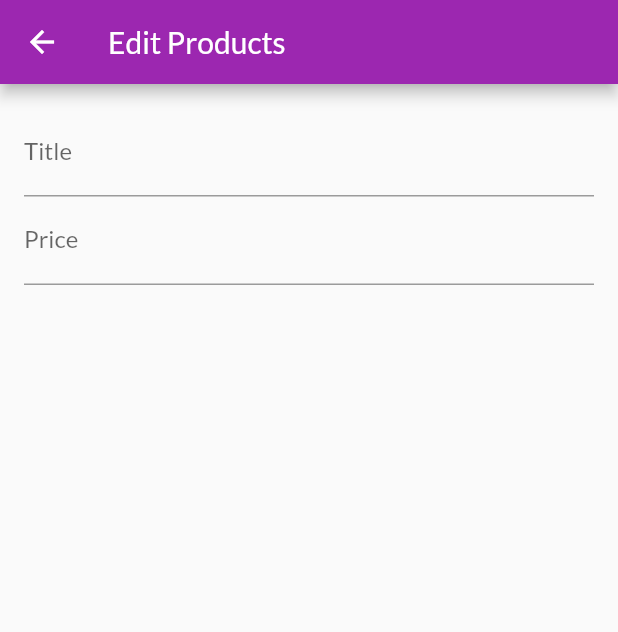
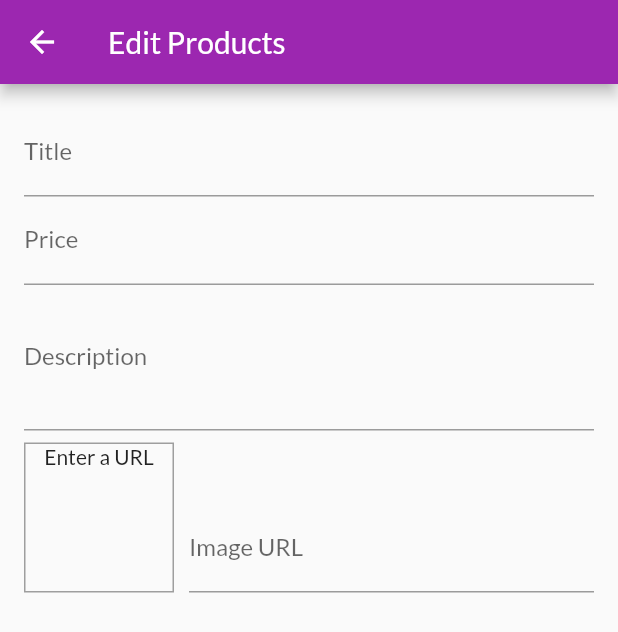
Before and after one commit to Injamuri-Krutika/shopaholic, a Flutter app: the EditProductScreen screen opened by its route, on a phone screen of 412 x 824 dp. Shown: the top 632 px of the screen. Run offline on Flutter 3.47's test engine with Material 2 defaults, Android fonts, the phone set to English and light mode, and no system bars; network calls fail.

Commit message:
Playing around with FocusNode, image preview

```diff
--- a/lib/screens/edit_product_screen.dart
+++ b/lib/screens/edit_product_screen.dart
@@ -8,6 +8,32 @@
 
 class EditProductScreenState extends State<EditProductScreen> {
   final _priceFocusNode = FocusNode();
+  final _descriptionFocusNode = FocusNode();
+  final _imageUrlFocusNode = FocusNode();
+  final _imageUrlController = TextEditingController();
+
+  @override
+  void dispose() {
+    _imageUrlFocusNode.removeListener(_updateImageUrl);
+    _priceFocusNode.dispose();
+    _descriptionFocusNode.dispose();
+    _imageUrlController.dispose();
+    _imageUrlFocusNode.dispose();
+
+    super.dispose();
+  }
+
+  @override
+  void initState() {
+    _imageUrlFocusNode.addListener(_updateImageUrl);
+    super.initState();
+  }
+
+  void _updateImageUrl() {
+    if (!_imageUrlFocusNode.hasFocus) {
+      setState(() {});
+    }
+  }
 
   @override
   Widget build(BuildContext context) {
@@ -32,6 +58,49 @@
               textInputAction: TextInputAction.next,
               keyboardType: TextInputType.number,
               focusNode: _priceFocusNode,
+              onFieldSubmitted: (_) {
+                FocusScope.of(context).requestFocus(_descriptionFocusNode);
+              },
+            ),
+            TextFormField(
+              decoration: InputDecoration(labelText: 'Description'),
+              maxLines: 3,
+              keyboardType: TextInputType.multiline,
+              focusNode: _descriptionFocusNode,
+              // textInputAction: TextInputAction.next,
+              // onFieldSubmitted: (value) {
+              //   FocusScope.of(context).requestFocus(_priceFocusNode);
+              // },
+            ),
+            Row(
+              crossAxisAlignment: CrossAxisAlignment.end,
+              children: [
+                Container(
+                  width: 100,
+                  height: 100,
+                  margin: EdgeInsets.only(top: 8, right: 10),
+                  decoration: BoxDecoration(
+                      border: Border.all(width: 1, color: Colors.grey)),
+                  child: _imageUrlController.text.isEmpty
+                      ? Text(
+                          "Enter a URL",
+                          textAlign: TextAlign.center,
+                        )
+                      : FittedBox(
+                          child: Image.network(_imageUrlController.text),
+                          fit: BoxFit.cover,
+                        ),
+                ),
+                Expanded(
+                  child: TextFormField(
+                    decoration: InputDecoration(labelText: 'Image URL'),
+                    keyboardType: TextInputType.url,
+                    textInputAction: TextInputAction.done,
+                    controller: _imageUrlController,
+                    focusNode: _imageUrlFocusNode,
+                  ),
+                )
+              ],
             ),
           ],
         )),
```
